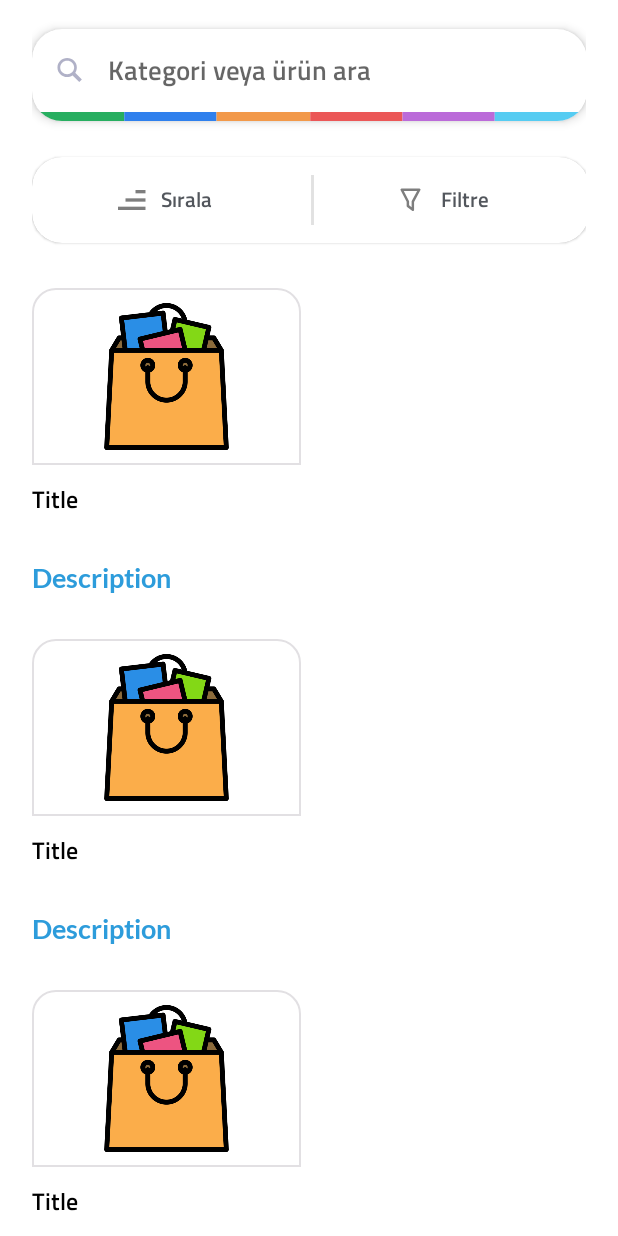
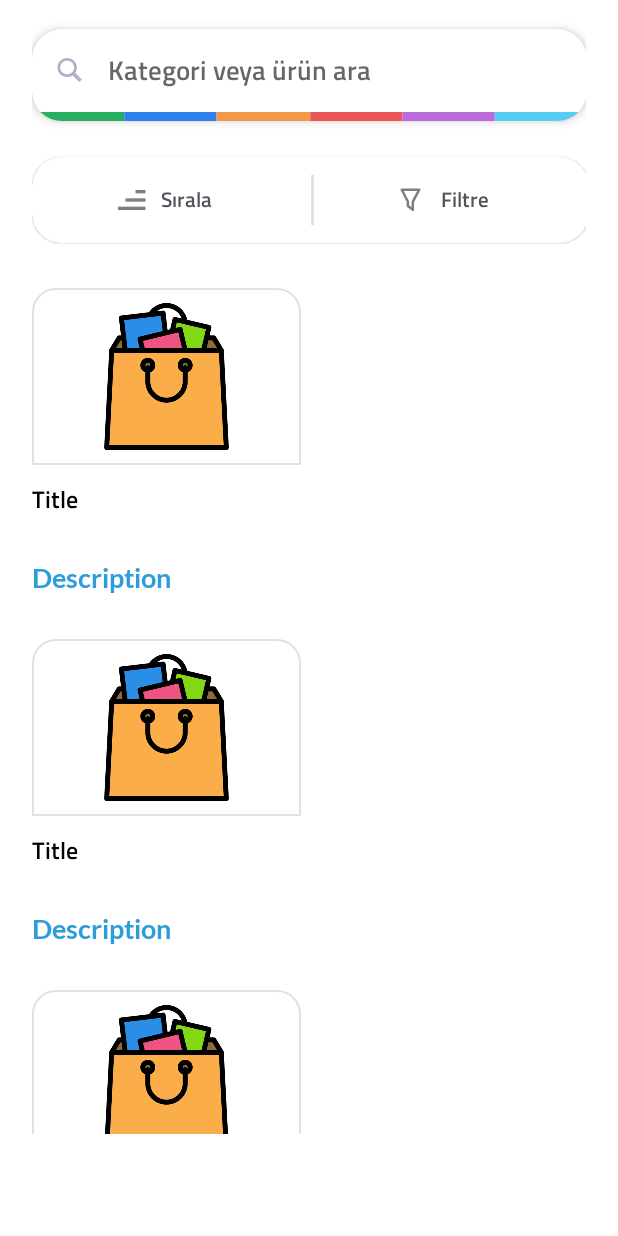
Before and after one commit to etokoc/HizliGeliyoTask, an Android app: the layout fragment_home.xml on its own in the app's theme, with its tools: preview values and no code run, on a phone screen of 412 x 824 dp. Run offline under Robolectric (Android 15) with nearby library versions, the phone set to English and light mode, and no system bars.

Commit message:
editing recylerView

```diff
--- a/app/src/main/res/layout/fragment_home.xml
+++ b/app/src/main/res/layout/fragment_home.xml
@@ -117,6 +117,7 @@
                 android:layout_width="match_parent"
                 android:layout_height="wrap_content"
                 app:layout_constraintLeft_toLeftOf="parent"
+                android:paddingBottom="230dp"
                 app:layout_constraintTop_toBottomOf="@id/card_view_sort"
                 tools:listitem="@layout/item_recylerview_product" />
         </androidx.constraintlayout.widget.ConstraintLayout>
```
